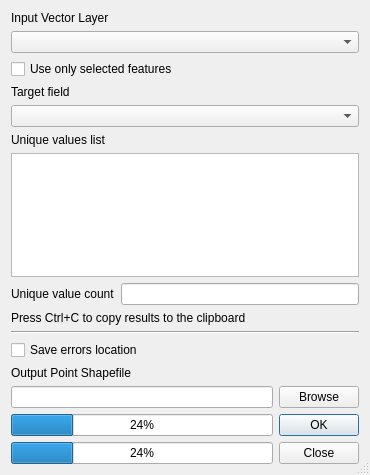
Qt form python/plugins/fTools/tools/frmVisual.ui (qgis/QGIS) before a commit.
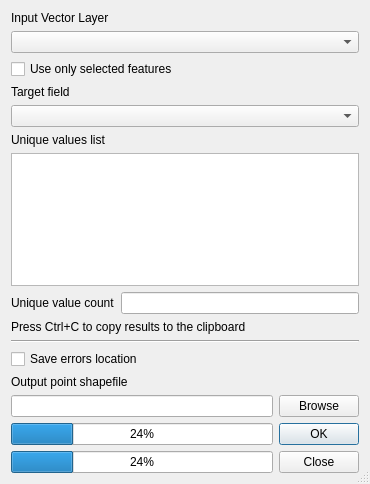
The same form after that commit.

Commit message: update Italian translation

What changed in the file:
```diff
--- a/python/plugins/fTools/tools/frmVisual.ui
+++ b/python/plugins/fTools/tools/frmVisual.ui
@@ -10,7 +10,7 @@
     <x>0</x>
     <y>0</y>
     <width>370</width>
-    <height>475</height>
+    <height>484</height>
    </rect>
   </property>
   <property name="windowTitle">
@@ -149,7 +149,7 @@
    <item row="8" column="0">
     <widget class="QLabel" name="label_6">
      <property name="text">
-      <string>Output Point Shapefile</string>
+      <string>Output point shapefile</string>
      </property>
     </widget>
    </item>
```
The commit also changes 1 other file.
